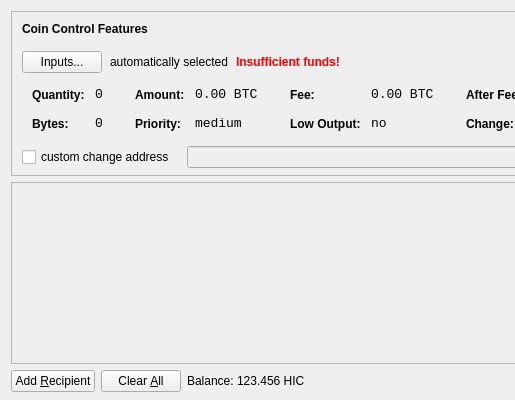
HiroSatou/Hirocoin, file src/qt/forms/sendcoinsdialog.ui: the form before one commit; both pictures show x 0 to 515 and y 0 to 400 of the 850 by 400 pixel window.
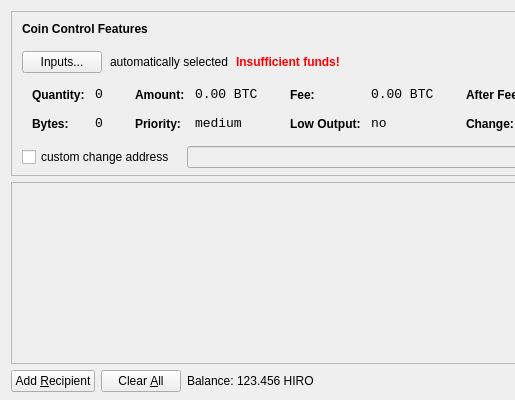
The form after the commit. Icons and pictures are not drawn.

Commit message: Hirocoin: HIC to HIRO

Patch:
```diff
--- a/src/qt/forms/sendcoinsdialog.ui
+++ b/src/qt/forms/sendcoinsdialog.ui
@@ -720,7 +720,7 @@
           <cursorShape>IBeamCursor</cursorShape>
          </property>
          <property name="text">
-          <string>123.456 HIC</string>
+          <string>123.456 HIRO</string>
          </property>
          <property name="textInteractionFlags">
           <set>Qt::LinksAccessibleByMouse|Qt::TextSelectableByKeyboard|Qt::TextSelectableByMouse</set>
```
The commit also changes 3 other files.
